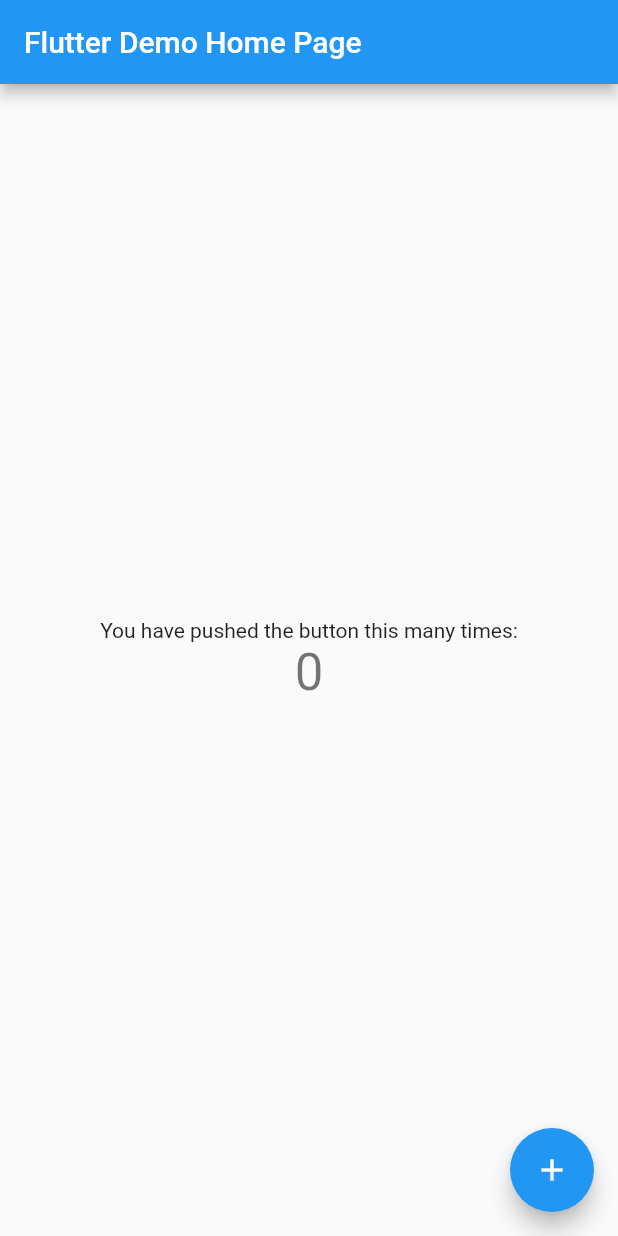
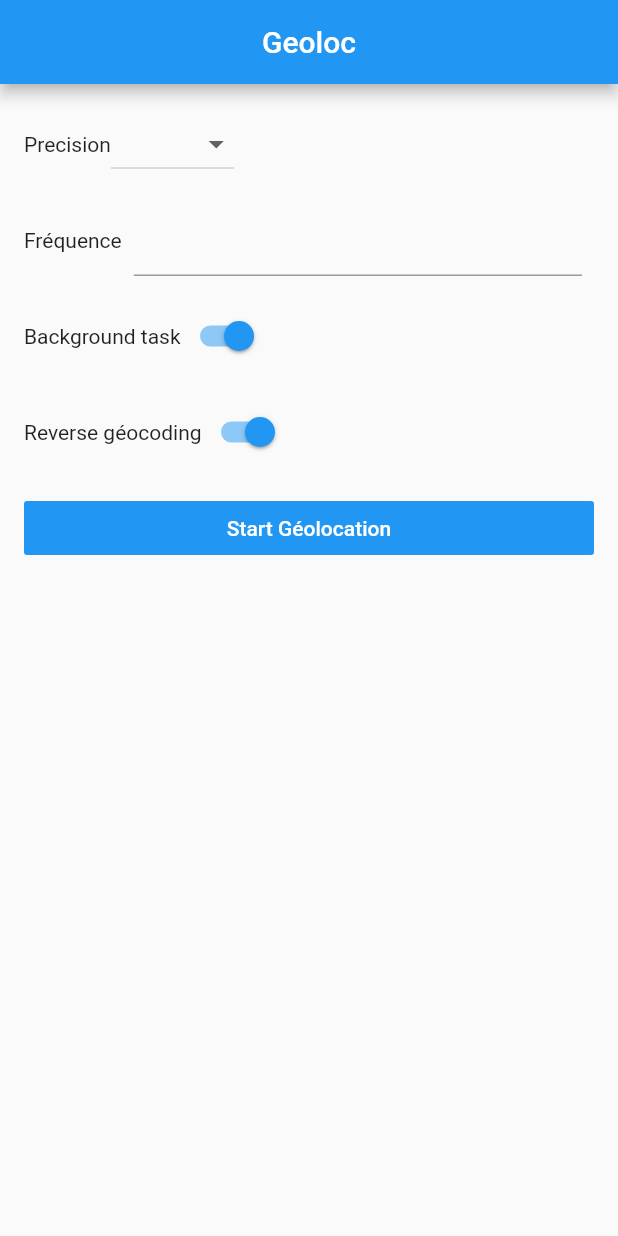
Before and after one commit to Finiition/Nativ_geoloc, a Flutter app: the screen it shows after launch, on a phone screen of 412 x 824 dp. Run offline on Flutter 3.47's test engine with Material 2 defaults, Android fonts, the phone set to English and light mode, and no system bars.

Commit message:
Ajout du formulaire de recherche

```diff
--- a/lib/main.dart
+++ b/lib/main.dart
@@ -7,17 +7,9 @@ class MyApp extends StatelessWidget {
   @override
   Widget build(BuildContext context) {
     return MaterialApp(
+      debugShowCheckedModeBanner: false,
       title: 'Flutter Demo',
       theme: ThemeData(
-        // This is the theme of your application.
-        //
-        // Try running your application with "flutter run". You'll see the
-        // application has a blue toolbar. Then, without quitting the app, try
-        // changing the primarySwatch below to Colors.green and then invoke
-        // "hot reload" (press "r" in the console where you ran "flutter run",
-        // or simply save your changes to "hot reload" in a Flutter IDE).
-        // Notice that the counter didn't reset back to zero; the application
-        // is not restarted.
         primarySwatch: Colors.blue,
       ),
       home: MyHomePage(title: 'Flutter Demo Home Page'),
@@ -28,15 +20,6 @@ class MyApp extends StatelessWidget {
 class MyHomePage extends StatefulWidget {
   MyHomePage({Key key, this.title}) : super(key: key);
 
-  // This widget is the home page of your application. It is stateful, meaning
-  // that it has a State object (defined below) that contains fields that affect
-  // how it looks.
-
-  // This class is the configuration for the state. It holds the values (in this
-  // case the title) provided by the parent (in this case the App widget) and
-  // used by the build method of the State. Fields in a Widget subclass are
-  // always marked "final".
-
   final String title;
 
   @override
@@ -44,68 +27,85 @@ class MyHomePage extends StatefulWidget {
 }
 
 class _MyHomePageState extends State<MyHomePage> {
-  int _counter = 0;
-
-  void _incrementCounter() {
-    setState(() {
-      // This call to setState tells the Flutter framework that something has
-      // changed in this State, which causes it to rerun the build method below
-      // so that the display can reflect the updated values. If we changed
-      // _counter without calling setState(), then the build method would not be
-      // called again, and so nothing would appear to happen.
-      _counter++;
-    });
-  }
-
   @override
   Widget build(BuildContext context) {
-    // This method is rerun every time setState is called, for instance as done
-    // by the _incrementCounter method above.
-    //
-    // The Flutter framework has been optimized to make rerunning build methods
-    // fast, so that you can just rebuild anything that needs updating rather
-    // than having to individually change instances of widgets.
     return Scaffold(
         appBar: AppBar(
-        // Here we take the value from the MyHomePage object that was created by
-        // the App.build method, and use it to set our appbar title.
-        title: Text(widget.title),
+          title: Text("Geoloc"),
+          centerTitle: true,
         ),
-      body: Center(
-        // Center is a layout widget. It takes a single child and positions it
-        // in the middle of the parent.
+        body: Padding(
+          padding: const EdgeInsets.all(16.0),
           child: Column(
-          // Column is also a layout widget. It takes a list of children and
-          // arranges them vertically. By default, it sizes itself to fit its
-          // children horizontally, and tries to be as tall as its parent.
-          //
-          // Invoke "debug painting" (press "p" in the console, choose the
-          // "Toggle Debug Paint" action from the Flutter Inspector in Android
-          // Studio, or the "Toggle Debug Paint" command in Visual Studio Code)
-          // to see the wireframe for each widget.
-          //
-          // Column has various properties to control how it sizes itself and
-          // how it positions its children. Here we use mainAxisAlignment to
-          // center the children vertically; the main axis here is the vertical
-          // axis because Columns are vertical (the cross axis would be
-          // horizontal).
-          mainAxisAlignment: MainAxisAlignment.center,
+            crossAxisAlignment: CrossAxisAlignment.stretch,
             children: <Widget>[
-            Text(
-              'You have pushed the button this many times:',
-            ),
-            Text(
-              '$_counter',
-              style: Theme.of(context).textTheme.display1,
+              Row(
+                children: <Widget>[
+                  Text('Precision'),
+                  DropdownButton<String>(
+                    items:
+                        <String>['High', 'Medium', 'Low'].map((String value) {
+                      return new DropdownMenuItem<String>(
+                          value: value, child: Text(value));
+                    }).toList(),
+                    onChanged: (_) {},
                   ),
                 ],
               ),
+              Container(
+                height: 16,
               ),
-      floatingActionButton: FloatingActionButton(
-        onPressed: _incrementCounter,
-        tooltip: 'Increment',
-        child: Icon(Icons.add),
-      ), // This trailing comma makes auto-formatting nicer for build methods.
-    );
+              Row(
+                children: <Widget>[
+                  Text('Fréquence'),
+                  Expanded(
+                    child: Padding(
+                      padding: const EdgeInsets.symmetric(horizontal: 8.0),
+                      child: TextField(
+                        keyboardType: TextInputType.numberWithOptions(
+                            signed: false, decimal: false),
+                      ),
+                    ),
+                  )
+                ],
+              ),
+              Container(
+                height: 16,
+              ),
+              Row(
+                children: <Widget>[
+                  Text('Background task'),
+                  Switch(
+                    value: true,
+                    onChanged: (value) {},
+                  )
+                ],
+              ),
+              Container(
+                height: 16,
+              ),
+              Row(
+                children: <Widget>[
+                  Text('Reverse géocoding'),
+                  Switch(
+                    value: true,
+                    onChanged: (value) {},
+                  )
+                ],
+              ),
+              Container(
+                height: 16,
+              ),
+              FlatButton(
+                child: Text(
+                  'Start Géolocation',
+                  style: TextStyle(color: Colors.white),
+                ),
+                color: Colors.blue,
+                onPressed: () {},
+              )
+            ],
+          ),
+        ));
   }
 }
```
Lines whose indentation alone changed are shown as unchanged.
